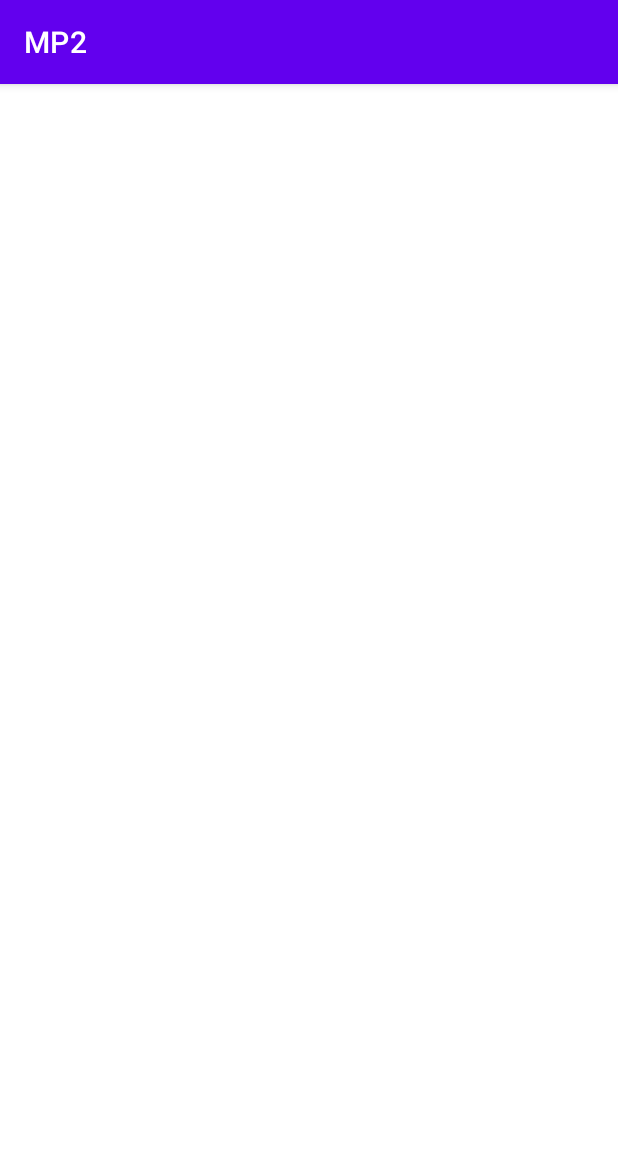
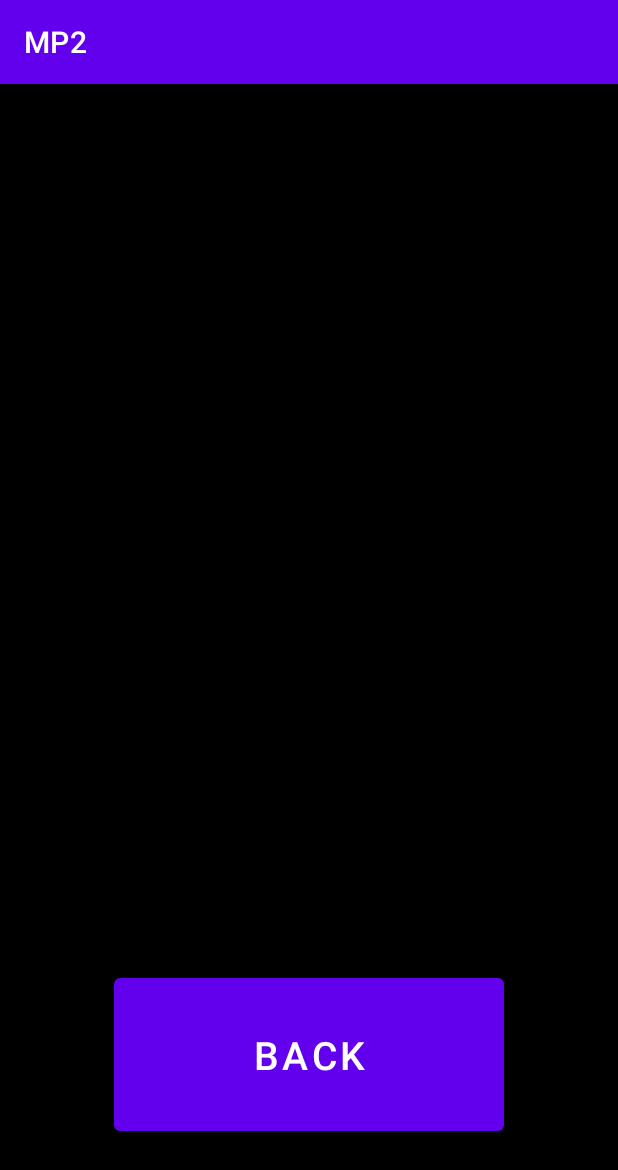
Before and after one commit to j-meyer-25/oregon-trail, an Android app: the StatsPage screen opened directly, with no data from a screen before it, on a phone screen of 412 x 824 dp. Shown: the top 1170 px of the screen. Run offline under Robolectric (Android 15) with nearby library versions, the phone set to English and light mode, and no system bars.

Commit message:
Stats buttons

```diff
--- a/app/src/main/java/com/oregonTrail/mp2/StatsPage.java
+++ b/app/src/main/java/com/oregonTrail/mp2/StatsPage.java
@@ -3,6 +3,8 @@ package com.oregonTrail.mp2;
 import androidx.appcompat.app.AppCompatActivity;
 
 import android.os.Bundle;
+import android.view.View;
+import android.widget.Button;
 
 public class StatsPage extends AppCompatActivity {
 
@@ -10,5 +12,17 @@ public class StatsPage extends AppCompatActivity {
     protected void onCreate(Bundle savedInstanceState) {
         super.onCreate(savedInstanceState);
         setContentView(R.layout.activity_stats_page);
+
+        configureBackButton();
+    }
+
+    private void configureBackButton(){
+        Button backButton = (Button) findViewById(R.id.backButton);
+        backButton.setOnClickListener(new View.OnClickListener() {
+            @Override
+            public void onClick(View view) {
+                finish();
+            }
+        });
     }
 }
--- a/app/src/main/res/layout/activity_stats_page.xml
+++ b/app/src/main/res/layout/activity_stats_page.xml
@@ -4,6 +4,19 @@
     xmlns:tools="http://schemas.android.com/tools"
     android:layout_width="match_parent"
     android:layout_height="match_parent"
+    android:background="#000000"
     tools:context=".StatsPage">
 
+    <Button
+        android:id="@+id/backButton"
+        android:layout_width="260dp"
+        android:layout_height="114dp"
+        android:text="Back"
+        android:textSize="26sp"
+        app:layout_constraintBottom_toBottomOf="parent"
+        app:layout_constraintEnd_toEndOf="parent"
+        app:layout_constraintStart_toStartOf="parent"
+        app:layout_constraintTop_toTopOf="parent"
+        app:layout_constraintVertical_bias="0.902" />
+
 </androidx.constraintlayout.widget.ConstraintLayout>
```
